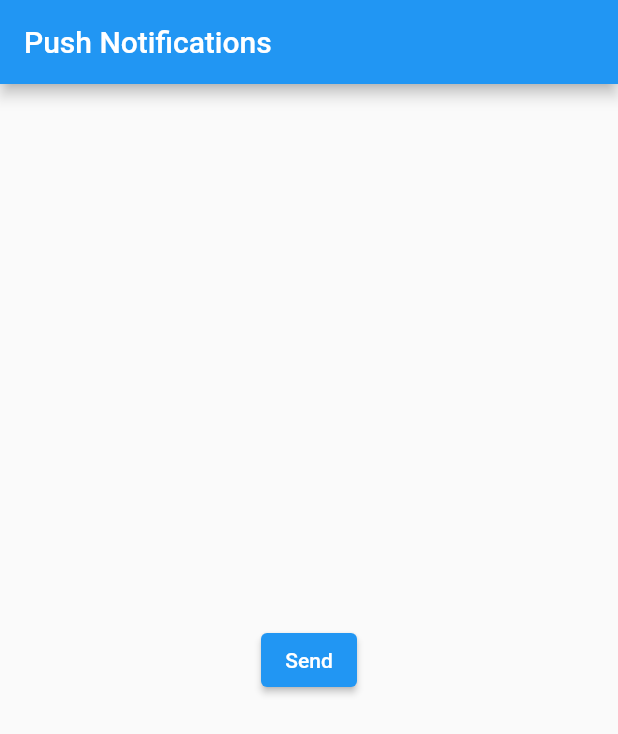
After one commit to ahmeddarafat/flutter-modules, a Flutter app: the NFView screen opened directly, after a tap on "Send", on a phone screen of 412 x 824 dp. The commit adds this screen. Shown: the top 734 px of the screen. Run offline on Flutter 3.47's test engine with Material 2 defaults, Android fonts, the phone set to English and light mode, and no system bars; our stand-ins replace bloc, dio, equatable, firebase_core, firebase_messaging, flutter_bloc and 5 more; accounts and stored records are empty; network calls fail.

Commit message:
add push notificaiton module

```diff
--- /dev/null
+++ b/lib/modules/push_notification/data/pn_api_service.dart
@@ -0,0 +1,50 @@
+import 'package:dio/dio.dart';
+
+class PNEndPoints {
+  PNEndPoints._();
+
+  static const String baseUrl = "https://fcm.googleapis.com/fcm";
+  static const String send = "/send";
+  static const String auth =
+      "AAAAItfTFCA:APA91bENlDihkLeUXYHHbUKz3P9LT_uG_70Zot89voqThP3N9XAayZOiViDNO-8BhGO68qlW2xG56nW2V6rMO3VGBTnERtnBNDstaQCy1zR_vuM__JBBletmURRSbS9ifAVnCCASnU6D";
+}
+
+class PNHeaders {
+  PNHeaders._();
+
+  static const String contentType = "Content-Type";
+  static const String applicationJson = "application/json";
+  static const String authorization = "Authorization";
+}
+
+class PNApiService {
+  final Dio _dio;
+
+  static Map<String, String> headers = {
+    PNHeaders.contentType: PNHeaders.applicationJson,
+    PNHeaders.authorization: "key=${PNEndPoints.auth}",
+  };
+
+  PNApiService()
+      : _dio = Dio(
+          BaseOptions(
+            baseUrl: PNEndPoints.baseUrl,
+            headers: headers,
+            receiveDataWhenStatusError: true,
+            connectTimeout: const Duration(milliseconds: 3600),
+            receiveTimeout: const Duration(milliseconds: 3600),
+          ),
+        );
+
+  Future<Response> postData({
+    required String endPoint,
+    required Map<String, dynamic> data,
+    Map<String, dynamic>? query,
+  }) async {
+    return await _dio.post(
+      endPoint,
+      data: data,
+      queryParameters: query,
+    );
+  }
+}
--- /dev/null
+++ b/lib/modules/push_notification/data/pn_repository.dart
@@ -0,0 +1,26 @@
+import 'package:flutter_modules/modules/push_notification/data/pn_api_service.dart';
+
+class PNRepository {
+  final PNApiService api;
+
+  PNRepository(this.api);
+
+  void sendMessage(
+      {required String title, required String body, required String token}) {
+    api.postData(
+      endPoint: PNEndPoints.send,
+      data: {
+        "to":
+            "cEsXisyDSaSQ9rLT0CSXWw:APA91bGjnF9MPFUV-K0coiL8ZjlvaeDu1zByZ9m0FjNI2_X81CgE_oeMe7u2SOxld9g_34VtPLjujYw5IUd9NYJ4DZoLi5wsLcTMK0vXXu_fWbAQYNNVDWpmklFJmgeo3zSDX-8IfZ70",
+        // "priority": "high",
+        "notification": {
+          "title": title,
+          "body": body,
+          // "android_channel_id": "high_important_channel",
+          // "sound": "default",
+        },
+        'data': {"title": title, "body": body, "description": "I did it"}
+      },
+    );
+  }
+}
--- /dev/null
+++ b/lib/modules/push_notification/view/pn_view.dart
@@ -0,0 +1,30 @@
+import 'package:flutter/material.dart';
+import 'package:flutter_modules/modules/push_notification/data/pn_api_service.dart';
+import 'package:flutter_modules/modules/push_notification/data/pn_repository.dart';
+
+class NFView extends StatelessWidget {
+  const NFView({super.key});
+
+  @override
+  Widget build(BuildContext context) {
+    return Scaffold(
+      appBar: AppBar(
+        title: const Text(
+          "Push Notifications",
+        ),
+      ),
+      body: Center(
+        child: ElevatedButton(
+            onPressed: () {
+              final repo = PNRepository(PNApiService());
+              repo.sendMessage(
+                title: "title sent",
+                body: "body sent",
+                token: "token",
+              );
+            },
+            child: const Text("Send")),
+      ),
+    );
+  }
+}
--- a/pubspec.yaml
+++ b/pubspec.yaml
@@ -41,6 +41,9 @@ dependencies:
   flutter_web_frame: ^1.0.0
   responsive_framework: ^1.1.0
   smooth_page_indicator: ^1.1.0
+  firebase_messaging: ^14.6.9
+  flutter_local_notifications: ^16.1.0
+  firebase_in_app_messaging: ^0.7.3+7
 
 dev_dependencies:
   flutter_lints: ^2.0.0
```
Also changed, not shown: lib/main.dart (+13 -5 lines), lib/modules/push_notification/app/pn_app.dart (added, +33 -0 lines), lib/modules/push_notification/data/pn_firebase_service.dart (added, +112 -0 lines), pubspec.lock, 7 other files.
